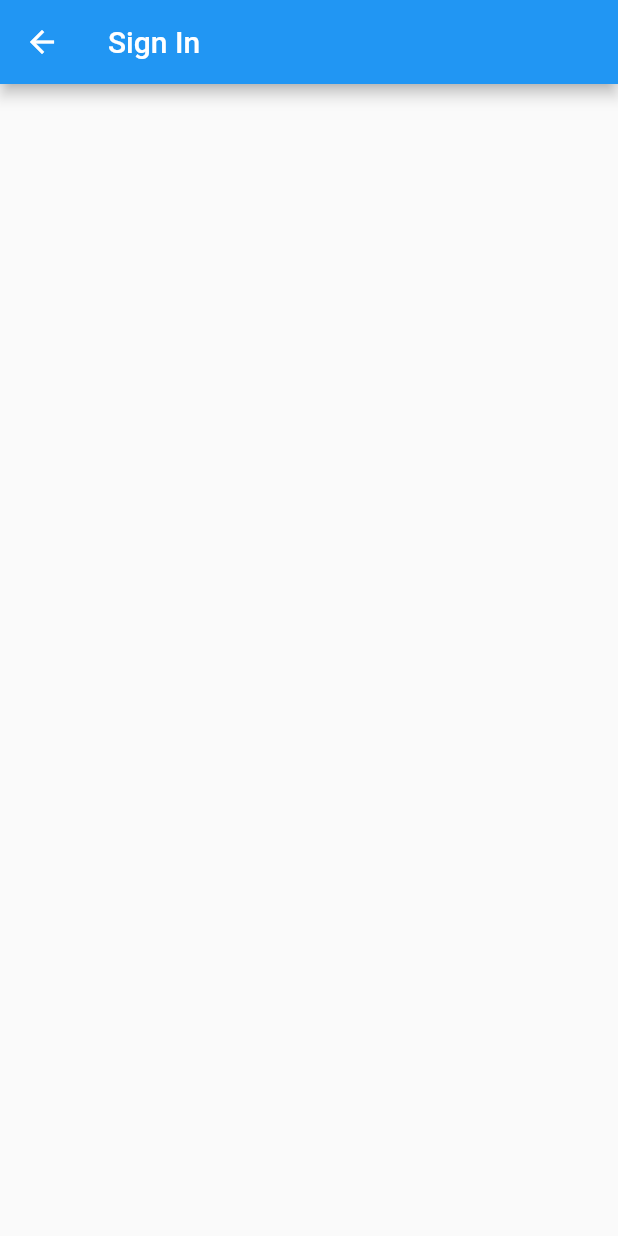
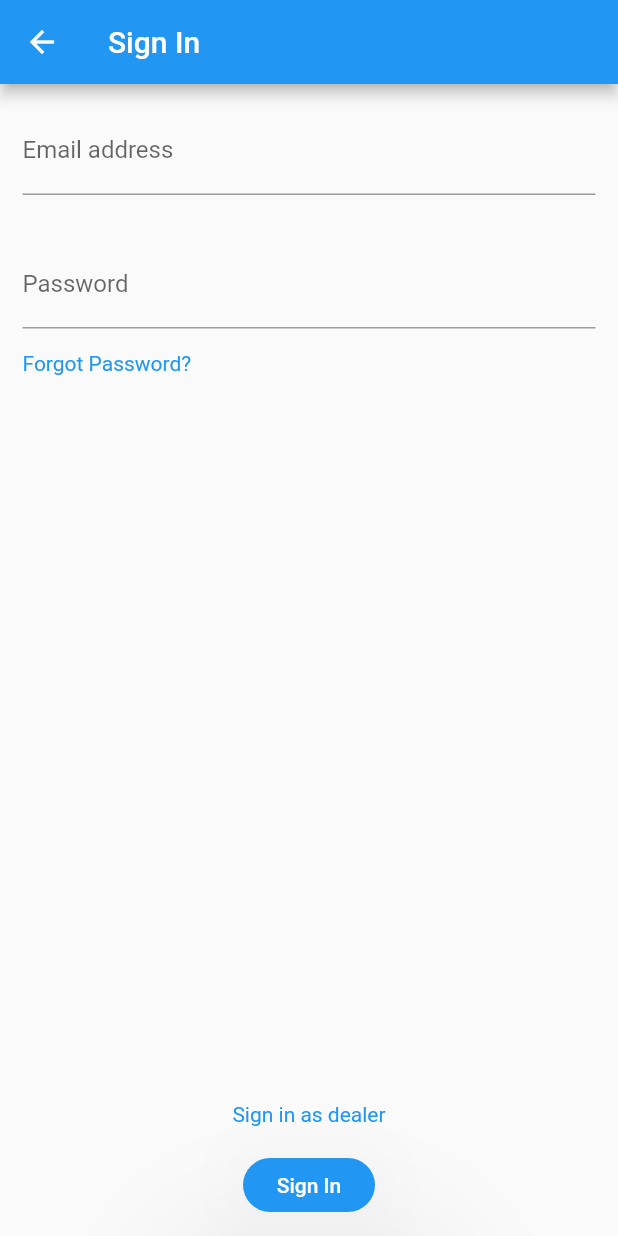
Before and after one commit to aimanuslim/Gas2Go, a Flutter app: the SignInPage screen opened directly, on a phone screen of 412 x 824 dp. Run offline on Flutter 3.47's test engine with Material 2 defaults, Android fonts, the phone set to English and light mode, and no system bars.

Commit message:
Done sign in page

```diff
--- a/lib/commonelements.dart
+++ b/lib/commonelements.dart
@@ -14,6 +14,20 @@ Widget getLine(
       child: Container(
           decoration: BoxDecoration(
               border: Border(bottom: BorderSide(width: width, color: color)))));
+}
+
+Widget createFormField(String placeholder, Function validation, bool isPassword,
+    TextEditingController controller) {
+  return Padding(
+      padding: EdgeInsets.all(15),
+      child: TextFormField(
+        validator: validation,
+        decoration: InputDecoration(labelText: placeholder),
+        obscureText: isPassword,
+        controller: controller,
+        maxLines: null,
+        autovalidate: true,
+      ));
 }
 
 Widget getOrderCard(context) {
--- a/lib/register.dart
+++ b/lib/register.dart
@@ -1,4 +1,6 @@
 import 'package:flutter/material.dart';
+import 'commonelements.dart';
+import 'texts.dart';
 
 // RegisterUserInfoPage includes
 // - Full name
@@ -87,7 +89,6 @@ class RegisterUserInfoState extends State<RegisterUserInfoPage> {
   }
 }
 
-
 // Screen 5a
 class SignInPage extends StatefulWidget {
   @override
@@ -95,6 +96,8 @@ class SignInPage extends StatefulWidget {
     return SignInState();
   }
 }
+
+final _formKey = GlobalKey<FormState>();
 
 class SignInState extends State<SignInPage> {
   @override
@@ -106,23 +109,50 @@ class SignInState extends State<SignInPage> {
             leading: IconButton(
               icon: Icon(Icons.arrow_back),
               onPressed: () => Navigator.pop(context, false),
-            )
-            ),
-
-            );
+            )),
+        body:
+            // SingleChildScrollView(
+            //   child: Form(
+            //   key: _formKey,
+            // child:
+            Column(
+                mainAxisAlignment: MainAxisAlignment.spaceBetween,
+                mainAxisSize: MainAxisSize.max,
+                children: <Widget>[
+              Column(
+                crossAxisAlignment: CrossAxisAlignment.start,
+                children: <Widget>[
+                  createFormField("Email address", (value) {
+                    if (!value.isEmpty &&
+                        !RegExp(r"^[a-zA-Z0-9.]+@[a-zA-Z0-9]+\.[a-zA-Z]+")
+                            .hasMatch(value)) {
+                      return 'Please enter a valid email address.';
+                    }
+                  }, false, null),
+                  createFormField("Password", (value) {
+                    if (!value.isEmpty && value.length < 8) {
+                      return 'Your password must be at least 8 characters';
+                    }
+                  }, true, null),
+                  Padding(
+                      padding: EdgeInsets.symmetric(horizontal: 15),
+                      child: linkText("Forgot Password?"))
+                ],
+              ),
+              Column(
+                children: <Widget>[
+                    Padding(padding: EdgeInsets.symmetric(vertical: 5), child: linkText("Sign in as dealer")),
+                    Padding(padding: EdgeInsets.symmetric(vertical: 10), child: RaisedButton(
+            child: Text("Sign In", style: TextStyle(color: Colors.white)),
+            color: Colors.blue,
+            shape: new RoundedRectangleBorder(borderRadius: new BorderRadius.circular(30.0)),
+            elevation: 50,
+            onPressed: () {
+              // Perform some action
+            },))
+              ],)
+                  //   )
+                  // ])
+            ]));
   }
 }
-
-Widget createFormField(String placeholder, Function validation, bool isPassword,
-    TextEditingController controller) {
-  return Padding(
-      padding: EdgeInsets.all(15),
-      child: TextFormField(
-        validator: validation,
-        decoration: InputDecoration(labelText: placeholder),
-        obscureText: isPassword,
-        controller: controller,
-        maxLines: null,
-        autovalidate: true,
-      ));
-}
```
